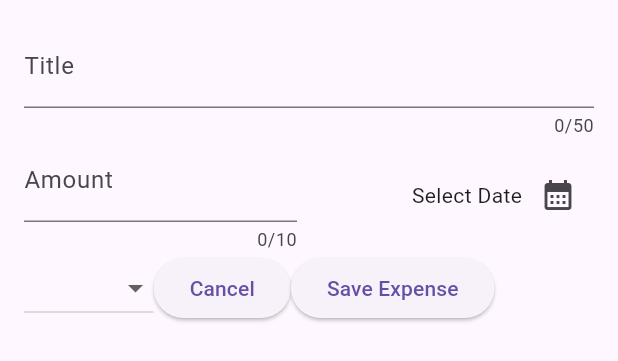
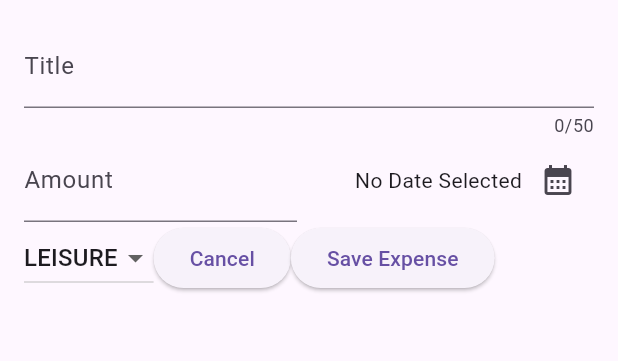
Before and after one commit to EnZo-Z21/ITEC-315, a Flutter app: the NewExpense widget shown alone on an empty page, opened directly, on a phone screen of 412 x 824 dp. Shown: the top 361 px of the screen. Run offline on Flutter 3.47's test engine with Material 3 defaults, Android fonts, the phone set to English and light mode, and no system bars; our stand-ins replace google_fonts.

Commit message:
Fixed dropdown not selecting

```diff
--- a/expense_tracker_sp26/lib/widgets/new_expense.dart
+++ b/expense_tracker_sp26/lib/widgets/new_expense.dart
@@ -1,109 +1,126 @@
 import 'package:expense_tracker_sp26/models/expense.dart';
 import 'package:flutter/material.dart';
 import 'package:intl/intl.dart';
+
 final formatter = DateFormat.yMd();
 
 class NewExpense extends StatefulWidget{
 const NewExpense({super.key});
 
-  State<NewExpense> createState(){
+  @override
+  State<NewExpense> createState() {
     return _NewExpenseState();
   }
 }
+
 class _NewExpenseState extends State<NewExpense>{
   final _titleController = TextEditingController();
   final _amountController = TextEditingController();
   DateTime? _selectedDate;
   Category _selectedCategory = Category.leisure;
-
-  void _presentDatePicker() async {
+  void _presentDatePicker () async{
     final now = DateTime.now();
     final firstDate = DateTime(now.year -1, now.month, now.day);
     final pickedDate = await showDatePicker(
-      context:context,
+      context: context,
       initialDate: now,
       firstDate: firstDate,
-      lastDate: now,
-    );
-    print(pickedDate);
+      lastDate: now);
       setState((){
         _selectedDate = pickedDate;
       });
   }
 
+
   @override
-  void dispose(){
+  void dispose() {
     _titleController.dispose();
     _amountController.dispose();
     super.dispose();
   }
+
   @override
   Widget build(BuildContext context) {
-    return Padding(
-      padding: EdgeInsets.all(16),
+    return  Padding(
+      padding: const EdgeInsets.all(16),
       child: Column(
-        children:[
+        children: [
           TextField(
             controller: _titleController,
             maxLength: 50,
-            keyboardType: TextInputType.name,
-            decoration: InputDecoration(
-              label: Text("Title"),
+            keyboardType:TextInputType.name,
+            decoration: const InputDecoration(
+              label: Text('Title'),
             ),
           ),
           Row(
-            children: [
+            children:[
               Expanded(
                 child: TextField(
-                  controller:_amountController,
-                  maxLength: 10,
-                  keyboardType: TextInputType.number,
-                  decoration: InputDecoration(
-                    prefixText: '\$',
-                    label: Text("Amount"),
+                  controller: _amountController,
+                  keyboardType:TextInputType.number,
+                    decoration: const InputDecoration(
+                    prefixText: '\$ ',
+                    label: Text('Amount'),
                   ),
                 ),
               ),
-              SizedBox(width:16),
-              Expanded(child: Row(
+              const SizedBox(width: 16),
+              Expanded(
+                child: Row(
                   mainAxisAlignment: MainAxisAlignment.end,
                   crossAxisAlignment: CrossAxisAlignment.center,
                   children: [
-                Text(
-                  _selectedDate == null ?
-                  'Select Date' :
-                  formatter.format(_selectedDate!)
+                    Text(_selectedDate == null ? 'No Date Selected' : formatter.format(_selectedDate!)),
+                    IconButton(
+                      onPressed: _presentDatePicker,
+                      icon: const Icon(Icons.calendar_month)
                     ),
-                IconButton(onPressed: _presentDatePicker, icon: const Icon(Icons.calendar_month))
-              ],),),
                   ],
                 ),
-          Row(children: [
+              ),
+            ]
+          ),
+
+          Row(
+            children:[
               DropdownButton(
+                value: _selectedCategory,
                 items: Category.values.map(
                   (category) => DropdownMenuItem(
-                  value: _selectedCategory,
-                  child: Text(category.name.toUpperCase(),),
-                ),
+                    value: category,
+                    child: Text(category.name.toUpperCase(),),),
                 ).toList(),
                 onChanged: (value){
-                if (value == null){
+                  // print(value);
+                  if( value == null)
+                  {
                     return;
                   }
-                setState(() {
+                  setState((){
                       _selectedCategory = value;
                   });
-              }),
-            ElevatedButton(onPressed: (){
+                }
+              ),
+              ElevatedButton(
+                onPressed: (){
                   Navigator.pop(context);
-            }, child: Text("Cancel")),
-            ElevatedButton(onPressed: (){
+                },
+                child:
+                const Text('Cancel'),
+              ),
+              ElevatedButton(
+                onPressed: (){
                   print(_titleController.text);
                   print(_amountController.text);
-            }, child: Text("Save Expense")),
-          ],)
-        ]
+                },
+                child:
+                const Text('Save Expense'),
+              ),
+            ],
           )
+        ],
+        ),
     );
   }
 }
```
Lines whose indentation alone changed are shown as unchanged.
